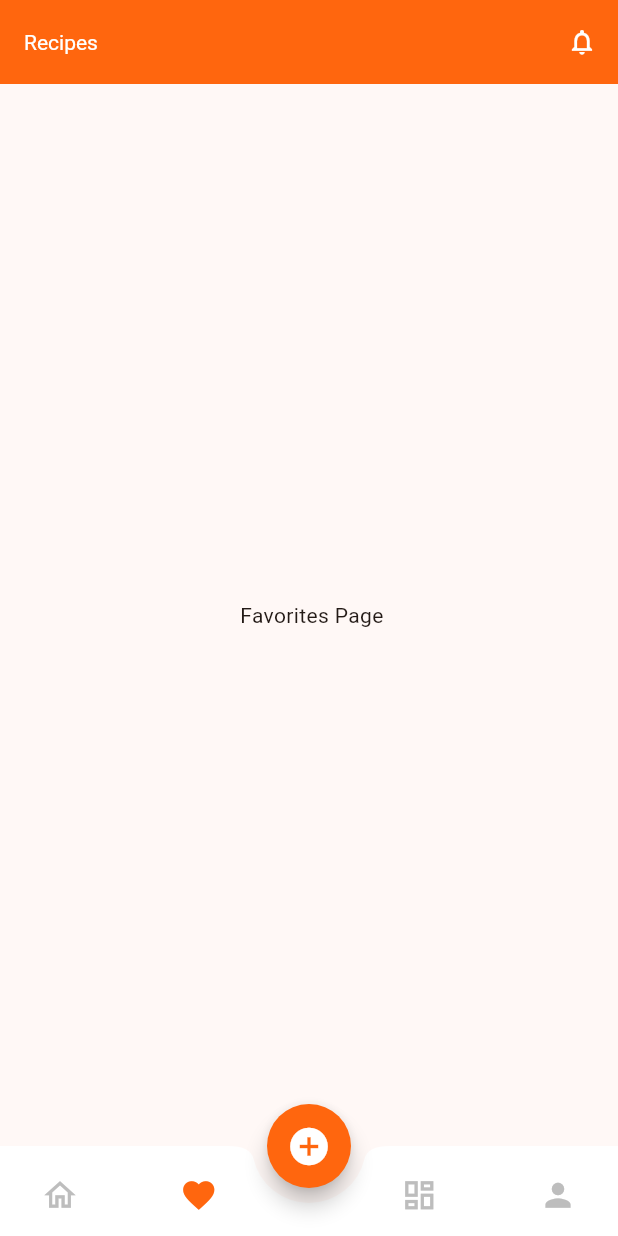
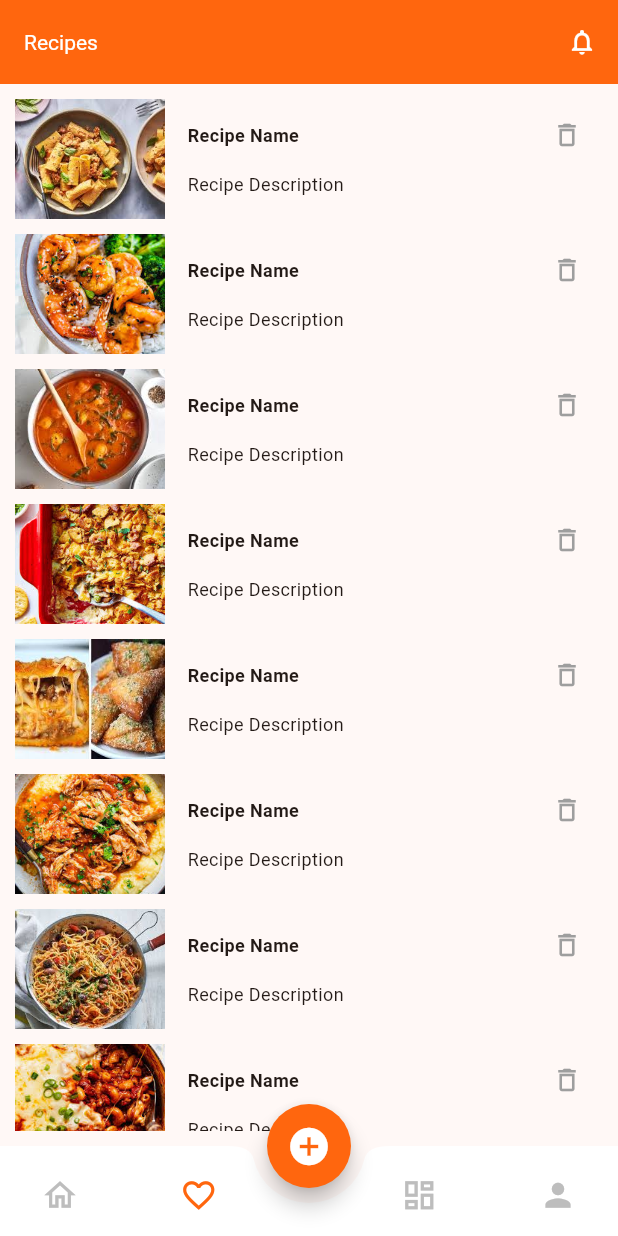
Before and after one commit to 1king-sly/recipe-app, a Flutter app: the screen it shows after launch, item 2 of the bottom bar chosen, on a phone screen of 412 x 824 dp. Run offline on Flutter 3.47's test engine with Material 3 defaults, Android fonts, the phone set to English and light mode, and no system bars; drawn by our look-alikes of lazy_load_scrollview; our stand-ins replace animated_splash_screen, lottie, page_transition.

Commit message:
added the favourites page with its respective favourite recipe component

```diff
--- /dev/null
+++ b/lib/components/favorites_recipe_card.dart
@@ -0,0 +1,64 @@
+import 'package:flutter/material.dart';
+import 'package:recipe/constants/constants.dart';
+
+class FavoriteRecipeCard extends StatefulWidget {
+  final String imagePath;
+  const FavoriteRecipeCard({super.key, required this.imagePath});
+
+  @override
+  State<FavoriteRecipeCard> createState() => _FavoriteRecipeCardState();
+}
+
+class _FavoriteRecipeCardState extends State<FavoriteRecipeCard> {
+  @override
+  Widget build(BuildContext context) {
+    return GestureDetector(
+      onTap: () {},
+      child: SizedBox(
+        height: 80,
+        width: double.infinity,
+        child: Row(
+          crossAxisAlignment: CrossAxisAlignment.start,
+          children: [
+            Image.asset(
+              widget.imagePath,
+              width: 100,
+              height: 80,
+              fit: BoxFit.cover,
+            ),
+            const SizedBox(
+              width: 15,
+            ),
+            Expanded(
+              child: Column(
+                crossAxisAlignment: CrossAxisAlignment.start,
+                children: [
+                  Row(
+                    mainAxisAlignment: MainAxisAlignment.spaceBetween,
+                    children: [
+                      const Text(
+                        "Recipe Name",
+                        style: TextStyle(
+                            fontSize: 12, fontWeight: FontWeight.bold),
+                      ),
+                      IconButton(
+                        onPressed: () {},
+                        icon: const Icon(Icons.delete_outline_outlined),
+                        iconSize: 20,
+                        color: Colors.grey,
+                      )
+                    ],
+                  ),
+                  const Text(
+                    "Recipe Description",
+                    style: TextStyle(fontSize: 12),
+                  ),
+                ],
+              ),
+            )
+          ],
+        ),
+      ),
+    );
+  }
+}
--- a/lib/pages/favorites_page.dart
+++ b/lib/pages/favorites_page.dart
@@ -1,4 +1,7 @@
 import 'package:flutter/material.dart';
+import 'package:lazy_load_scrollview/lazy_load_scrollview.dart';
+import 'package:recipe/components/favorites_recipe_card.dart';
+import 'package:recipe/constants/constants.dart';
 
 class FavoritesPage extends StatefulWidget {
   const FavoritesPage({super.key});
@@ -10,9 +13,19 @@ class FavoritesPage extends StatefulWidget {
 class _FavoritesPageState extends State<FavoritesPage> {
   @override
   Widget build(BuildContext context) {
-  return const SafeArea(
-
-    child:   Center(
-      child: Text(" Favorites Page"),
-    ));  }
+    return SafeArea(
+        child: Padding(
+      padding: const EdgeInsets.all(10),
+      child: LazyLoadScrollView(
+        onEndOfPage: () {},
+        child: ListView.separated(
+            itemBuilder: (BuildContext context, int index) {
+              return FavoriteRecipeCard(imagePath: images[index]);
+            },
+            separatorBuilder: (BuildContext context, int index) =>
+                const SizedBox(height: 10),
+            itemCount: images.length),
+      ),
+    ));
+  }
 }
--- a/lib/pages/home_page.dart
+++ b/lib/pages/home_page.dart
@@ -87,7 +87,7 @@ class _HomePageState extends State<HomePage> {
                 });
               },
               icon: Icon(
-                Icons.favorite,
+                Icons.favorite_outline,
                 color: currentIndex == 1 ? mainColor : Colors.grey.shade400,
                 size: 25,
               ),
--- a/pubspec.yaml
+++ b/pubspec.yaml
@@ -38,6 +38,7 @@ dependencies:
   animated_splash_screen: ^1.3.0
   lottie: ^3.2.0
   page_transition: ^2.2.1
+  lazy_load_scrollview: ^1.3.0
 
 dev_dependencies:
   flutter_test:
```
Also changed, not shown: pubspec.lock.
